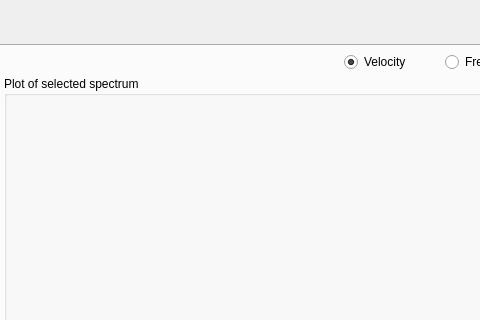
Qt form Control_program/SALSA_UI.ui (varenius/salsa) before a commit; both pictures show x 268 to 748 and y 0 to 320 of the 835 by 640 pixel window.
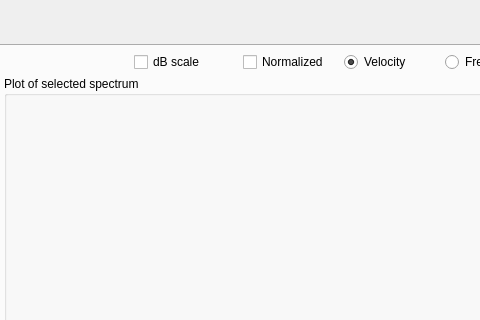
The same form after that commit. The open tabs and pages were chosen to show the change.

Diff of the .ui file:
```diff
--- a/Control_program/SALSA_UI.ui
+++ b/Control_program/SALSA_UI.ui
@@ -830,6 +830,32 @@
        </item>
       </layout>
      </widget>
+     <widget class="QWidget" name="layoutWidget_2">
+      <property name="geometry">
+       <rect>
+        <x>380</x>
+        <y>0</y>
+        <width>212</width>
+        <height>32</height>
+       </rect>
+      </property>
+      <layout class="QHBoxLayout" name="log_and_norm_group">
+       <item>
+        <widget class="QCheckBox" name="checkBox_dBScale">
+         <property name="text">
+          <string>dB scale</string>
+         </property>
+        </widget>
+       </item>
+       <item>
+        <widget class="QCheckBox" name="checkBox_normalized">
+         <property name="text">
+          <string>Normalized</string>
+         </property>
+        </widget>
+       </item>
+      </layout>
+     </widget>
     </widget>
    </widget>
    <widget class="QWidget" name="layoutWidget">
```
Left out of the diff: 2 changed lines with no effect on the pictures.
